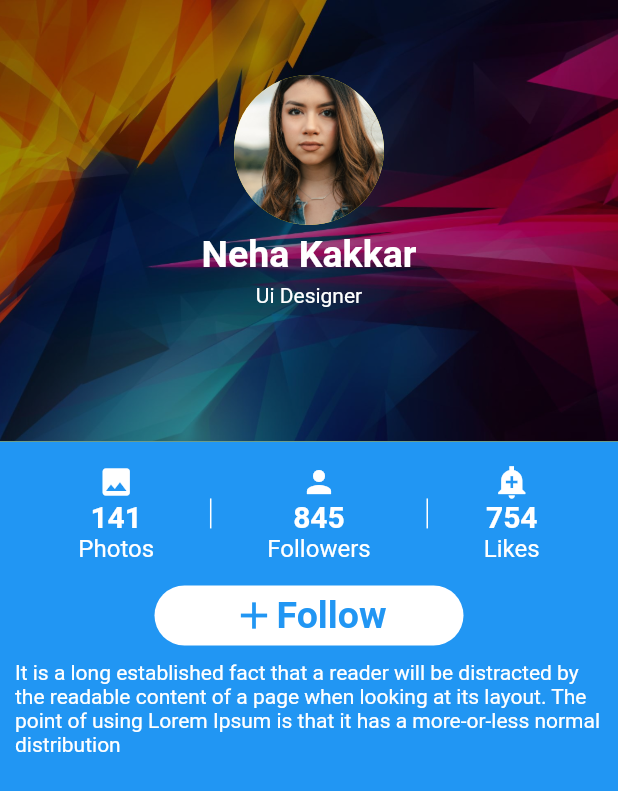
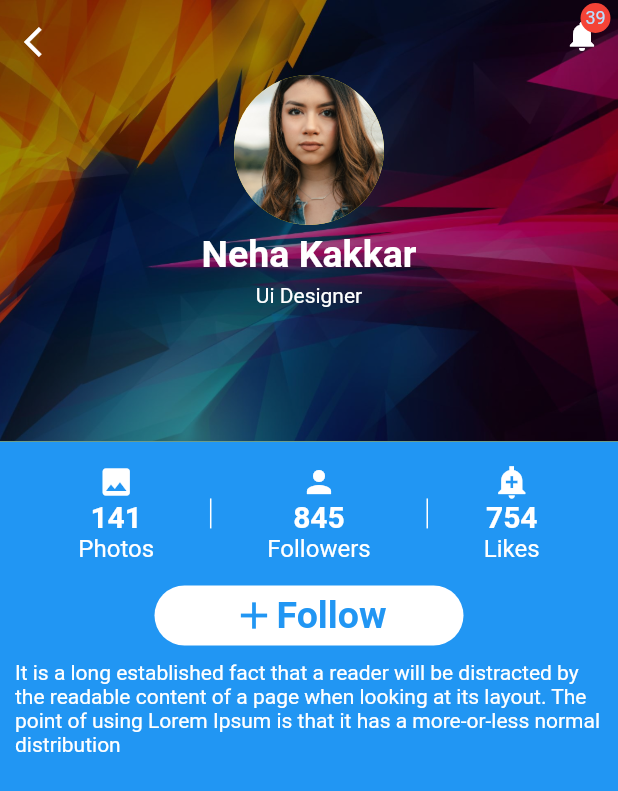
Before and after one commit to SoumitroKarmaker/project-1, a Flutter app: the screen it shows after launch, on a phone screen of 412 x 824 dp. Shown: the top 791 px of the screen. Run offline on Flutter 3.47's test engine with Material 2 defaults, Android fonts, the phone set to English and light mode, and no system bars.

Commit message:
adding appbar

```diff
--- a/lib/main.dart
+++ b/lib/main.dart
@@ -27,7 +27,35 @@ class _HomeState extends State<Home> {
   Widget build(BuildContext context) {
     return SafeArea(
       child: Scaffold(
+        extendBodyBehindAppBar: true,
         backgroundColor: Colors.blue,
+        appBar: AppBar(
+          backgroundColor: Colors.transparent,
+          elevation: 0.0,
+          leading: IconButton(
+            onPressed: () {},
+            icon: Icon(
+              Icons.arrow_back_ios,
+            ),
+          ),
+          actions: [
+            Stack(
+              children: [
+                IconButton(
+                    onPressed: () {},
+                    icon: Icon(
+                      Icons.notifications,
+                    )),
+                Positioned(right: 5,top: 2,
+                    child: CircleAvatar(
+                  radius: 10,
+                  backgroundColor: Colors.red,
+                      child: Text('39',style: TextStyle(fontSize: 12),),
+                ))
+              ],
+            ),
+          ],
+        ),
         body: Column(
           children: [
             Stack(
@@ -161,8 +189,7 @@ class _HomeState extends State<Home> {
               height: 40,
               width: MediaQuery.of(context).size.width / 2,
               decoration: BoxDecoration(
-                  borderRadius: BorderRadius.circular(50),
-                  color: Colors.white),
+                  borderRadius: BorderRadius.circular(50), color: Colors.white),
               child: Center(
                 child: Row(
                   mainAxisSize: MainAxisSize.min,
@@ -179,17 +206,19 @@ class _HomeState extends State<Home> {
                           fontWeight: FontWeight.bold,
                           color: Colors.blue),
                     ),
-
                   ],
                 ),
               ),
             ),
             Padding(
               padding: const EdgeInsets.all(10.0),
-              child: Text("It is a long established fact that a reader will be distracted "
-                  "by the readable content of a page when looking at its layout."
-                  " The point of using Lorem Ipsum is that it has a more-or-less "
-                  "normal distribution",style: TextStyle(color: Colors.white),),
+              child: Text(
+                "It is a long established fact that a reader will be distracted "
+                "by the readable content of a page when looking at its layout."
+                " The point of using Lorem Ipsum is that it has a more-or-less "
+                "normal distribution",
+                style: TextStyle(color: Colors.white),
+              ),
             ),
           ],
         ),
```
